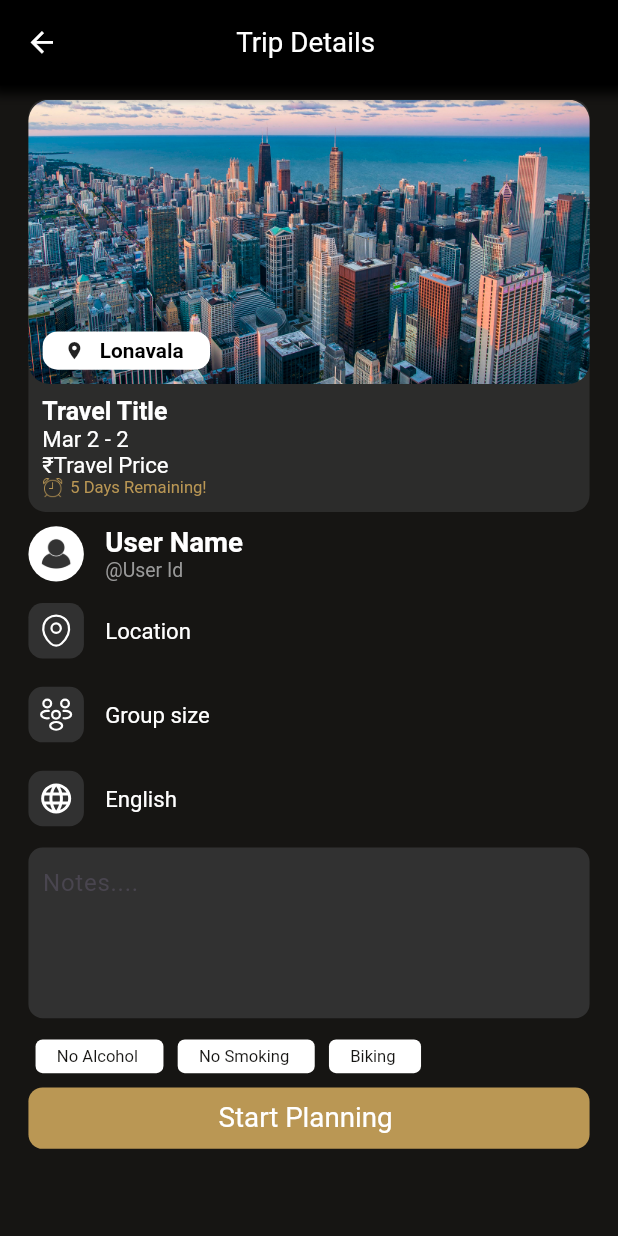
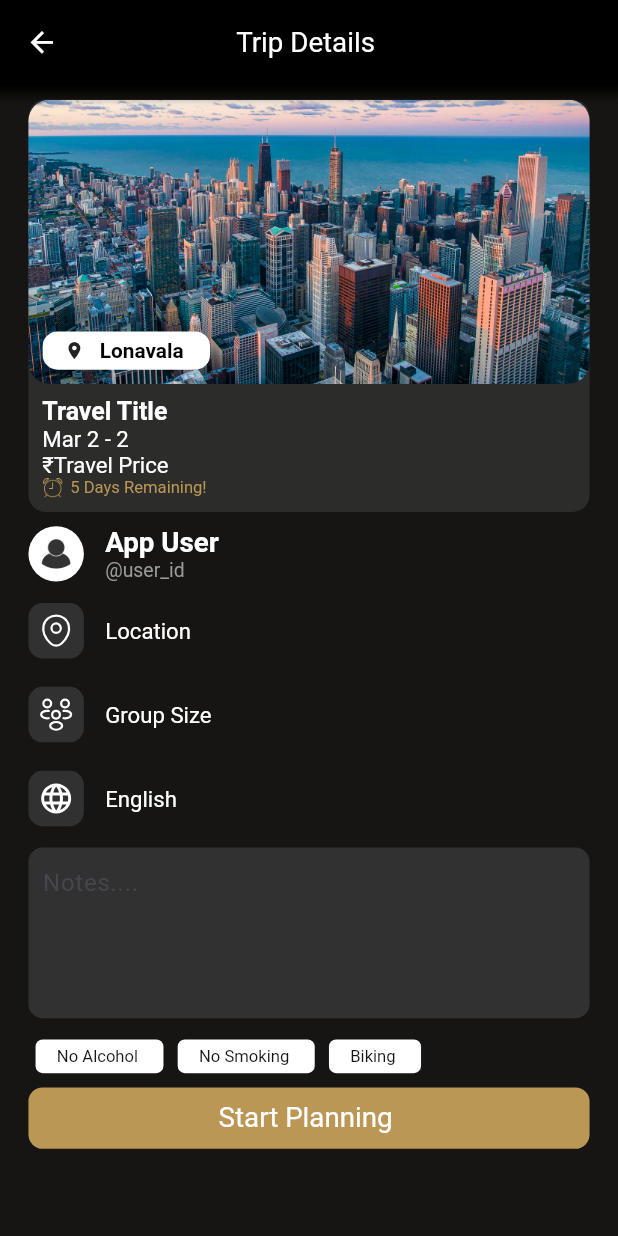
Before and after one commit to Pinnacle01/pinnacle, a Flutter app: the TripDetails screen opened by its route, on a phone screen of 412 x 824 dp. Run offline on Flutter 3.47's test engine with Material 3 defaults, Android fonts, the light colour scheme and no system bars; our stand-ins replace flutter_map, flutter_mobx, flutter_svg, go_router, latlong2, mobx; generated files the repository leaves out were written again.

Commit message:
Add new strings for tags and trip requirements; update user profile and group size references

```diff
--- a/lib/explore_home/view/travel_post.dart
+++ b/lib/explore_home/view/travel_post.dart
@@ -113,6 +113,7 @@ class _TravelPostState extends State<TravelPost> {
             Row(
               children: languages
                   .map((tag) => SmallPreferenceButton(
+                        isEnable: true,
                         label: tag,
                         onTap: () {},
                       ))
@@ -121,7 +122,7 @@ class _TravelPostState extends State<TravelPost> {
             SizedBox(height: Sizes.size10.dp),
             TextFieldWidget(
               label: GeneralString.tags,
-              hintText: "Add Tags",
+              hintText: GeneralString.addTags,
               prefixIcon: AssetPath.plusIcon,
               textFieldTheme: TextFeildTheme.dark,
               fieldTextColor: CustomColors.whiteColor,
@@ -134,6 +135,7 @@ class _TravelPostState extends State<TravelPost> {
                 shrinkWrap: true,
                 children: tags
                     .map((tag) => SmallPreferenceButton(
+                          isEnable: false,
                           label: tag,
                           onTap: () {},
                         ))
@@ -149,7 +151,7 @@ class _TravelPostState extends State<TravelPost> {
             ),
             SizedBox(height: Sizes.size10.dp),
             ScrollableNotesBox(
-              hintText: 'Write some requirements for your trip...',
+              hintText: GeneralString.writeSomeReqforTrip,
               scrollController: ScrollController(),
               bgColor: CustomColors.navCardBackgroundColor222222,
             ),
--- a/lib/explore_home/view/trip_details.dart
+++ b/lib/explore_home/view/trip_details.dart
@@ -53,9 +53,9 @@ class TripDetails extends StatelessWidget {
               ),
               SizedBox(height: Sizes.size10.dp),
               UserProfileCard(
-                userName: 'User Name',
+                userName: GeneralString.userName,
                 userImage: AssetPath.userImage,
-                userProfileId: 'User Id',
+                userProfileId: GeneralString.userId,
               ),
               SizedBox(height: Sizes.size10.dp),
               GeneralComponent.requestCardDataInfo(
@@ -65,7 +65,7 @@ class TripDetails extends StatelessWidget {
               ),
               SizedBox(height: Sizes.size10.dp),
               GeneralComponent.requestCardDataInfo(
-                title: 'Group size',
+                title: GeneralString.groupSize,
                 iconPath: AssetPath.groupSizeIcon,
                 iconColor: CustomColors.mainTextColor,
               ),
--- a/lib/framework/constants/strings.dart
+++ b/lib/framework/constants/strings.dart
@@ -19,7 +19,9 @@ class GeneralString {
   static String get budget => 'Budget';
   static String get groupSize => 'Group Size';
   static String get preferredGroupSize => 'Preferred Group Size';
+  static String get addTags => 'Add Tags';
   static String get searchGoing => 'Where are you going?';
+ static String get writeSomeReqforTrip => 'Write some requirements for your trip...';
   static String get paidBy => 'Paid By:';
   static String get from => 'From';
   static String get to => 'To';
```
Also changed, not shown: lib/explore_home/view/location_page.dart (+19 -0 lines), lib/framework/uikit/small_preference_button.dart (+7 -3 lines), 4 other files.
